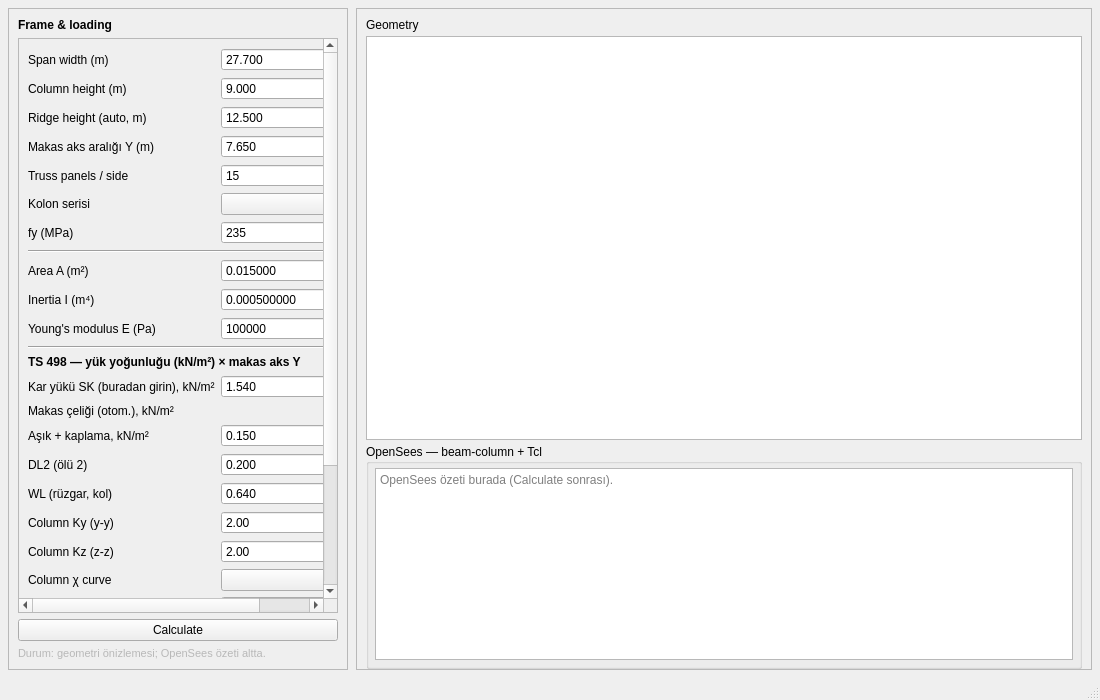
Above: MainWindow.ui from sbabadag/PORTAL_TRUSS before the change. Below: the same form after it.
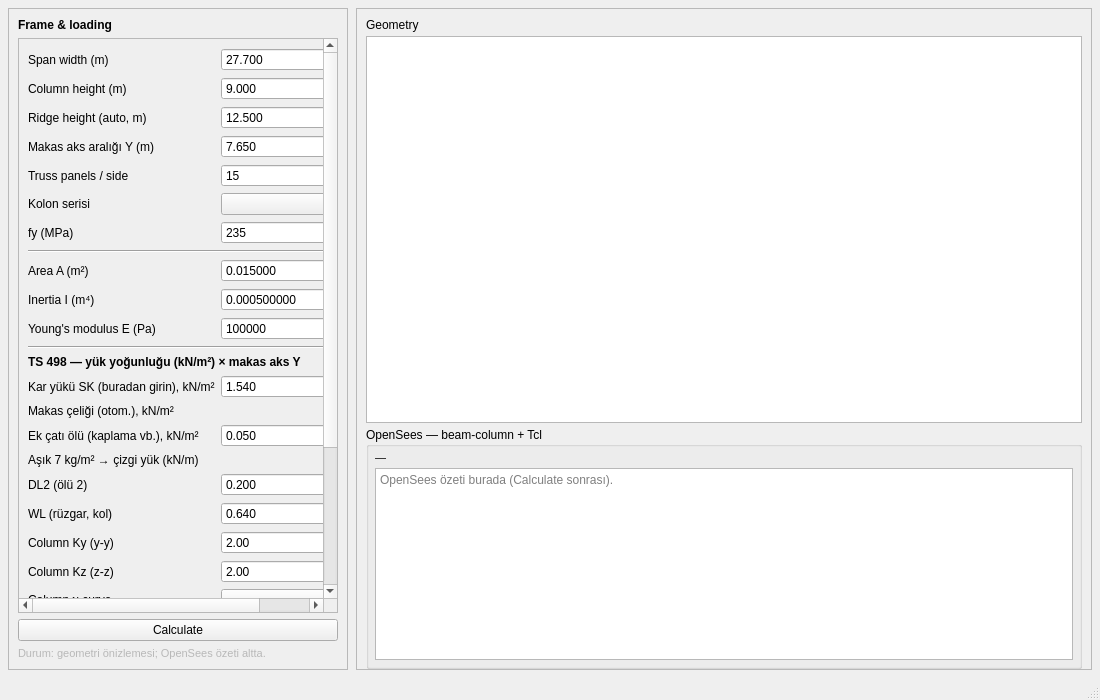
That is the form after the change.

What changed in the file:
```diff
--- a/MainWindow.ui
+++ b/MainWindow.ui
@@ -155,7 +155,7 @@
               <string>Makas aks aralığı Y (m)</string>
              </property>
              <property name="toolTip">
-              <string>Plan yönünde yan yana makas aksları arası mesafe (tributary). Çatı/kolon kN/m² × bu değer = yayılı kN/m.</string>
+              <string>Plan Y’de tributary genişlik [m]. Makas çeliği, aşık, ek ölü, DL2, kar ve kol rüzgârı hat yükleri bu Y ile ölçeklenir (çelik yoğunluğu tabanı W·Yref, Yref=7,65 m).</string>
              </property>
             </widget>
            </item>
@@ -370,10 +370,10 @@
            <item row="15" column="0">
             <widget class="QLabel" name="label_purlinClad">
              <property name="text">
-              <string>Aşık + kaplama, kN/m²</string>
+              <string>Ek çatı ölü (kaplama vb.), kN/m²</string>
              </property>
              <property name="toolTip">
-              <string>Çatı aşığı ve kaplama ölü yükü (yatay izdüşüm); makas çeliği üstte otomatik eklenir.</string>
+              <string>7 kg/m² aşık ölü yükü otomatik eklenir; bu kutu yalnızca ek kaplama/yalıtım vb. (kN/m² yatay izdüşüm). Çatı çizgisi kN/m = (aşık+ek+makas çeliği/m²)×Y.</string>
              </property>
             </widget>
            </item>
@@ -389,11 +389,31 @@
               <double>100000.000000000000000</double>
              </property>
              <property name="value">
-              <double>0.150000000000000</double>
+              <double>0.050000000000000</double>
              </property>
             </widget>
            </item>
            <item row="16" column="0">
+            <widget class="QLabel" name="label_asikLineAuto">
+             <property name="text">
+              <string>Aşık 7 kg/m² → çizgi yük (kN/m)</string>
+             </property>
+             <property name="toolTip">
+              <string>7 kg/m² yatay izdüşüm × g × makas aks aralığı Y; çatı hattı ölü yükünün aşık bileşeni (kN/m). Makas çeliği ve ek ölü ayrı.</string>
+             </property>
+            </widget>
+           </item>
+           <item row="16" column="1">
+            <widget class="QLabel" name="label_asikLineValue">
+             <property name="text">
+              <string>—</string>
+             </property>
+             <property name="alignment">
+              <set>Qt::AlignRight|Qt::AlignVCenter</set>
+             </property>
+            </widget>
+           </item>
+           <item row="17" column="0">
             <widget class="QLabel" name="label_dl2">
              <property name="text">
               <string>DL2 (ölü 2)</string>
@@ -403,7 +423,7 @@
              </property>
             </widget>
            </item>
-           <item row="16" column="1">
+           <item row="17" column="1">
             <widget class="QDoubleSpinBox" name="spin_dl2">
              <property name="decimals">
               <number>3</number>
@@ -419,7 +439,7 @@
              </property>
             </widget>
            </item>
-           <item row="17" column="0">
+           <item row="18" column="0">
             <widget class="QLabel" name="label_wl">
              <property name="text">
               <string>WL (rüzgar, kol)</string>
@@ -429,7 +449,7 @@
              </property>
             </widget>
            </item>
-           <item row="17" column="1">
+           <item row="18" column="1">
             <widget class="QDoubleSpinBox" name="spin_wl">
              <property name="decimals">
               <number>3</number>
@@ -445,7 +465,7 @@
              </property>
             </widget>
            </item>
-           <item row="18" column="0">
+           <item row="19" column="0">
             <widget class="QLabel" name="label_colBucklingKy">
              <property name="text">
               <string>Column Ky (y-y)</string>
@@ -455,7 +475,7 @@
              </property>
             </widget>
            </item>
-           <item row="18" column="1">
+           <item row="19" column="1">
             <widget class="QDoubleSpinBox" name="spin_colBucklingKy">
              <property name="decimals">
               <number>2</number>
@@ -471,7 +491,7 @@
              </property>
             </widget>
            </item>
-           <item row="19" column="0">
+           <item row="20" column="0">
             <widget class="QLabel" name="label_colBucklingKz">
              <property name="text">
               <string>Column Kz (z-z)</string>
@@ -481,7 +501,7 @@
              </property>
             </widget>
            </item>
-           <item row="19" column="1">
+           <item row="20" column="1">
             <widget class="QDoubleSpinBox" name="spin_colBucklingKz">
              <property name="decimals">
               <number>2</number>
@@ -497,7 +517,7 @@
              </property>
             </widget>
            </item>
-           <item row="20" column="0">
+           <item row="21" column="0">
             <widget class="QLabel" name="label_colBucklingCurve">
              <property name="text">
               <string>Column χ curve</string>
@@ -507,10 +527,10 @@
              </property>
             </widget>
            </item>
-           <item row="20" column="1">
+           <item row="21" column="1">
             <widget class="QComboBox" name="combo_colBucklingCurve"/>
            </item>
-           <item row="21" column="0">
+           <item row="22" column="0">
             <widget class="QLabel" name="label_trussBucklingCurve">
              <property name="text">
               <string>Truss χ curve</string>
@@ -520,10 +540,10 @@
              </property>
             </widget>
            </item>
-           <item row="21" column="1">
+           <item row="22" column="1">
             <widget class="QComboBox" name="combo_trussBucklingCurve"/>
            </item>
-           <item row="22" column="0">
+           <item row="23" column="0">
             <widget class="QLabel" name="label_colBraceHeights">
              <property name="text">
               <string>Lateral brace h/H</string>
@@ -533,14 +553,14 @@
              </property>
             </widget>
            </item>
-           <item row="22" column="1">
+           <item row="23" column="1">
             <widget class="QLineEdit" name="line_colBraceHeights">
              <property name="placeholderText">
               <string>e.g. 0.5</string>
              </property>
             </widget>
            </item>
-           <item row="23" column="0" colspan="2">
+           <item row="24" column="0" colspan="2">
             <widget class="QCheckBox" name="check_colBraceFromTruss">
              <property name="text">
               <string>Makas alt hattı (+45° gusset) kolon z-z tutuluşu (geometriden)</string>
@@ -553,7 +573,7 @@
              </property>
             </widget>
            </item>
-           <item row="24" column="0" colspan="2">
+           <item row="25" column="0" colspan="2">
             <widget class="QLabel" name="label_buckle_hint">
              <property name="text">
               <string>Buckling: simplified Euler χ; z-z segments use merged brace h/H (optional truss-derived + manual list). Verify Ky/Kz with your basis of design.</string>
@@ -566,10 +586,10 @@
              </property>
             </widget>
            </item>
-           <item row="25" column="0" colspan="2">
+           <item row="26" column="0" colspan="2">
             <widget class="QLabel" name="label_ts498_hint">
              <property name="text">
-              <string>Kar yükü SK yukarıda veri girişidir (TS 498). Makas ölü otomatik; aşık/kaplama elle. STR: γG=1.35 (ölü), 1.50 (kar,rüzgar); deprem ayrı.</string>
+              <string>Kar yükü SK yukarıda veri girişidir (TS 498). Makas ölü otomatik (Y ile; W·Yref tabanı); aşık 7 kg/m²; ek kaplama kutusu. STR: γG=1.35 (ölü), 1.50 (kar,rüzgar); deprem ayrı.</string>
              </property>
              <property name="wordWrap">
               <bool>true</bool>
@@ -683,6 +703,19 @@
              <property name="bottomMargin">
               <number>6</number>
              </property>
+             <item>
+              <widget class="QLabel" name="label_char_line_loads">
+               <property name="wordWrap">
+                <bool>true</bool>
+               </property>
+               <property name="styleSheet">
+                <string notr="true">color: palette(foreground); font-size: 11px;</string>
+               </property>
+               <property name="text">
+                <string>—</string>
+               </property>
+              </widget>
+             </item>
              <item>
               <widget class="QTextEdit" name="text_result_opensees">
                <property name="readOnly">
```
